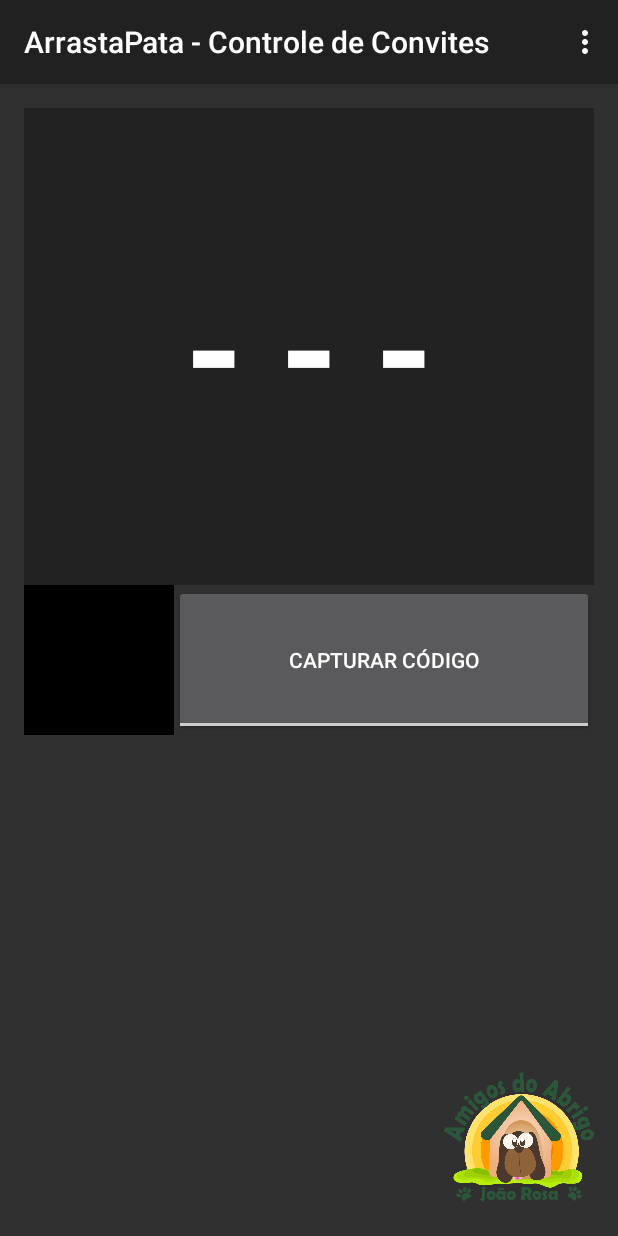
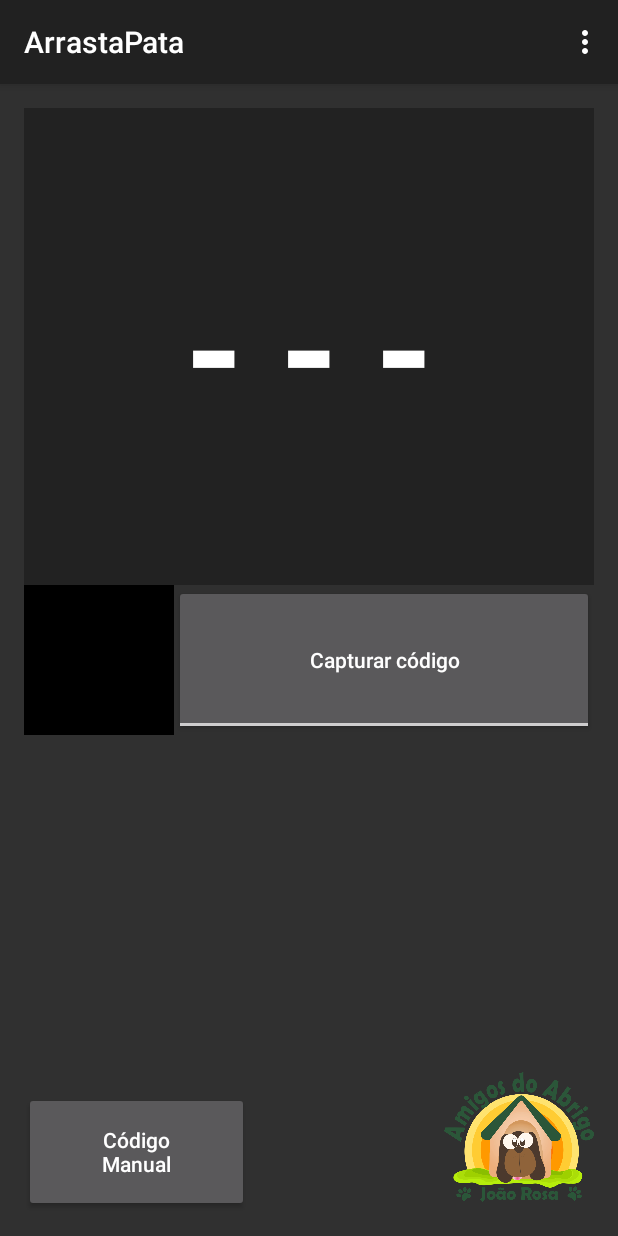
Before and after one commit to EpixSoftware/ArrastaPata, an Android app: the screen it shows after launch (MainActivity), on a phone screen of 412 x 824 dp. Run offline under Robolectric (Android 15) with nearby library versions, the light colour scheme and no system bars; libraries missing offline, so code that uses them is left out: me.dm7.barcodescanner; 5 statements that could not run were skipped.

Commit message:
Enter manual code

```diff
--- a/app/build.gradle
+++ b/app/build.gradle
@@ -7,7 +7,7 @@ android {
     defaultConfig {
         applicationId "br.com.epix.arrastapata"
         minSdkVersion 9
-        targetSdkVersion 23
+        targetSdkVersion 22
         versionCode 1
         versionName "1.0"
     }
--- a/app/src/main/AndroidManifest.xml
+++ b/app/src/main/AndroidManifest.xml
@@ -7,7 +7,7 @@
     <application
         android:allowBackup="true"
         android:icon="@drawable/logo"
-        android:label="ArrastaPata - Controle de Convites"
+        android:label="ArrastaPata"
         android:supportsRtl="true"
         android:theme="@style/AppTheme">
         <activity android:name=".MainActivity">
--- a/app/src/main/java/br/com/epix/arrastapata/ConviteAdapter.java
+++ b/app/src/main/java/br/com/epix/arrastapata/ConviteAdapter.java
@@ -33,7 +33,6 @@ public class ConviteAdapter extends ArrayAdapter<Convite> {
             vi = inflater.inflate(R.layout.item, null);
         TextView text = (TextView) vi.findViewById(R.id.text);
         text.setText(getItem(position).getNumero());
-        Log.e(">>", getItem(position).getNumero()+": "+getItem(position).getSorteado());
         if (getItem(position).getSorteado()==1)
             text.setTextColor(Color.rgb(255, 0, 0));
         else
--- a/app/src/main/res/layout/activity_main.xml
+++ b/app/src/main/res/layout/activity_main.xml
@@ -26,6 +26,7 @@
         android:text="Capturar código"
         android:id="@+id/toggleButton"
         android:textAlignment="center"
+        android:textAllCaps="false"
         android:textOff="Capturar código"
         android:textOn="Encerrar captura"
         android:layout_alignTop="@+id/frame"
@@ -60,4 +61,14 @@
         android:layout_alignParentEnd="true"
         android:src="@drawable/logo" />
 
+    <Button
+        android:layout_width="150dp"
+        android:layout_height="80dp"
+        android:text="Código\nManual"
+        android:id="@+id/manualcode"
+        android:textAllCaps="false"
+        android:layout_alignParentBottom="true"
+        android:layout_alignParentLeft="true"
+        android:layout_alignParentStart="true" />
+
 </RelativeLayout>
--- a/build.gradle
+++ b/build.gradle
@@ -5,7 +5,7 @@ buildscript {
         jcenter()
     }
     dependencies {
-        classpath 'com.android.tools.build:gradle:2.1.0'
+        classpath 'com.android.tools.build:gradle:2.1.2'
 
         // NOTE: Do not place your application dependencies here; they belong
         // in the individual module build.gradle files
```
Also changed, not shown: app/src/main/java/br/com/epix/arrastapata/MainActivity.java (+74 -9 lines), app/src/main/res/layout/manual_code.xml (added, +20 -0 lines).
